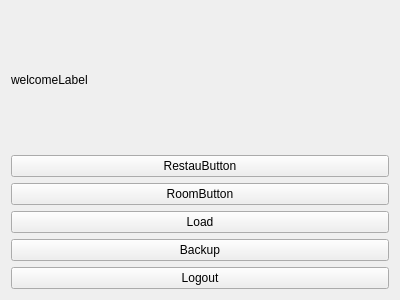
NazimBekhat/UDRMS, file ui/src/dashboardscreen.ui: the form before one commit.
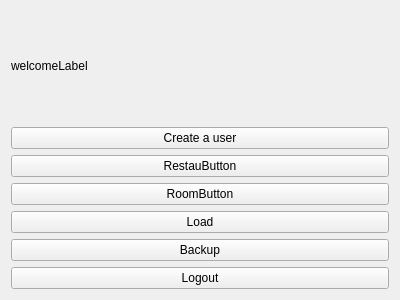
The form after the commit.

Commit message: create user menu added

Diff of the .ui file:
```diff
--- a/ui/src/dashboardscreen.ui
+++ b/ui/src/dashboardscreen.ui
@@ -13,8 +13,6 @@
   <property name="windowTitle">
    <string>Form</string>
   </property>
-  <layout class="QVBoxLayout" name="verticalLayout_2">
-   <item>
     <layout class="QVBoxLayout" name="verticalLayout">
      <item>
       <widget class="QLabel" name="welcomeLabel">
@@ -23,7 +21,12 @@
        </property>
       </widget>
      </item>
-    </layout>
+   <item>
+    <widget class="QPushButton" name="createUserButton">
+     <property name="text">
+      <string>Create a user</string>
+     </property>
+    </widget>
    </item>
    <item>
     <widget class="QPushButton" name="restaurantMenuButton">
```
Lines whose indentation alone changed are shown as unchanged. The commit also changes 9 other files.
